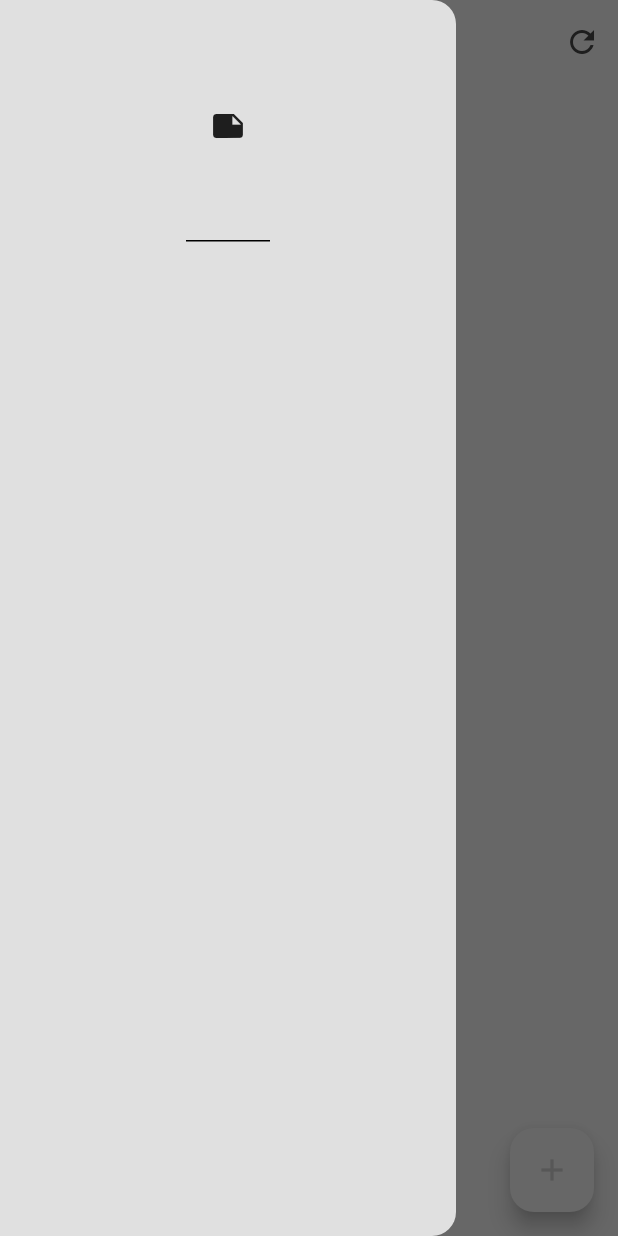
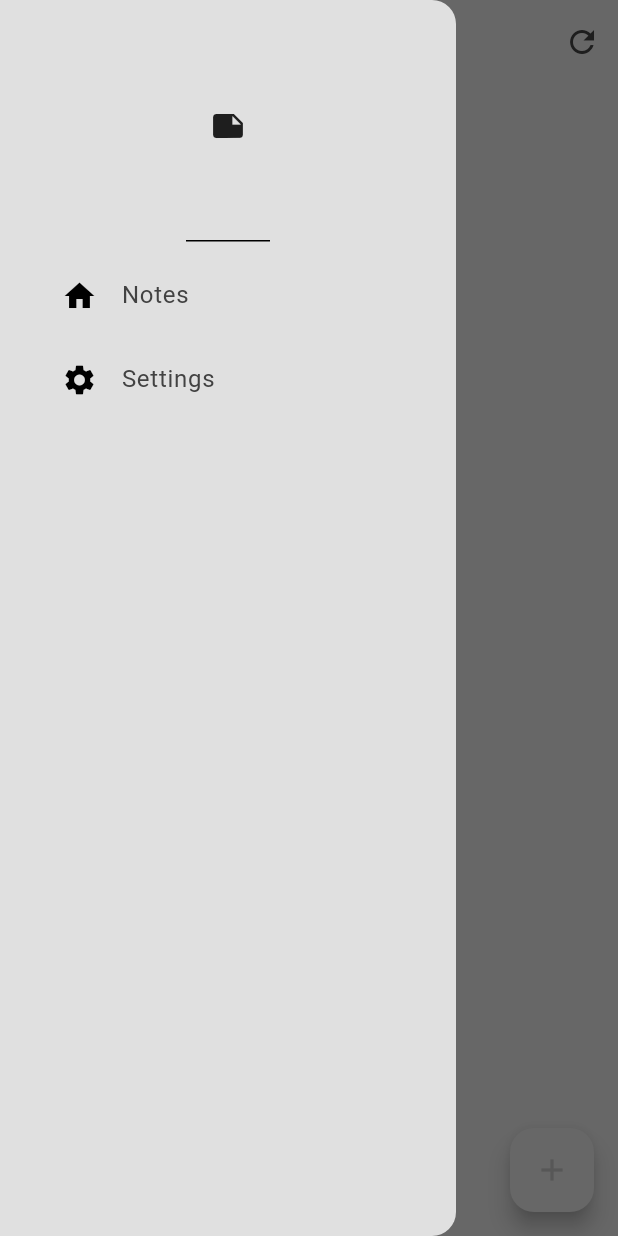
Before and after one commit to ZakyTm/Note_app, a Flutter app: the screen it shows after launch, with the side drawer open, on a phone screen of 412 x 824 dp. Run offline on Flutter 3.47's test engine with Material 3 defaults, Android fonts, the phone set to English and light mode, and no system bars; our stand-ins replace google_fonts, isar; accounts and stored records are empty; generated files the repository leaves out were written again.

```diff
--- a/lib/components/drawer.dart
+++ b/lib/components/drawer.dart
@@ -1,4 +1,6 @@
 import 'package:flutter/material.dart';
+import 'package:note_app/components/drawer_tile.dart';
+import 'package:note_app/pages/settings_page.dart';
 
 class MyDrawer extends StatelessWidget {
   const MyDrawer({super.key});
@@ -10,13 +12,29 @@ class MyDrawer extends StatelessWidget {
       child: Column(
         children: [
           //Header
-          DrawerHeader(
+          const DrawerHeader(
             child: Icon(Icons.note),
           ),
 
           // notes tile
-
+          DrawerTile(
+            title: "Notes",
+            leading: Icon(Icons.home),
+            onTap: () => Navigator.pop(context),
+          ),
           // Settings tile
+          DrawerTile(
+              title: "Settings",
+              leading: Icon(Icons.settings),
+              onTap: () {
+                Navigator.pop(context);
+                Navigator.push(
+                  context,
+                  MaterialPageRoute(
+                    builder: (context) => SettingsPage(),
+                  ),
+                );
+              }),
         ],
       ),
     );
--- /dev/null
+++ b/lib/components/drawer_tile.dart
@@ -0,0 +1,23 @@
+import 'package:flutter/material.dart';
+
+class DrawerTile extends StatelessWidget {
+  final String title;
+  final Widget leading;
+  final void Function()? onTap;
+
+  const DrawerTile(
+      {super.key, required this.title, required this.leading, this.onTap});
+
+  @override
+  Widget build(BuildContext context) {
+    return Padding(
+      padding: const EdgeInsets.only(left: 25),
+      child: ListTile(
+          title: Text(title,
+              style: TextStyle(
+                  color: Theme.of(context).colorScheme.inversePrimary)),
+          leading: leading,
+          onTap: onTap),
+    );
+  }
+}
```
Also changed, not shown: lib/pages/settings_page.dart (added, +10 -0 lines).
